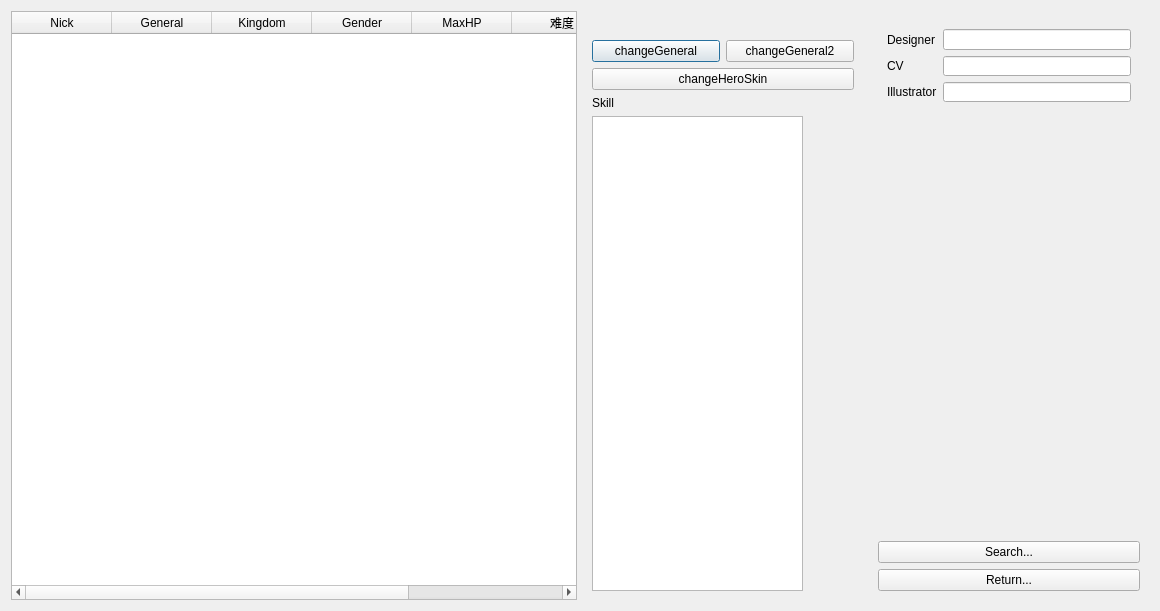
Old version of the form src/dialog/generaloverview.ui in the repository meng-long-shao-zhu/VupSlash_V0.
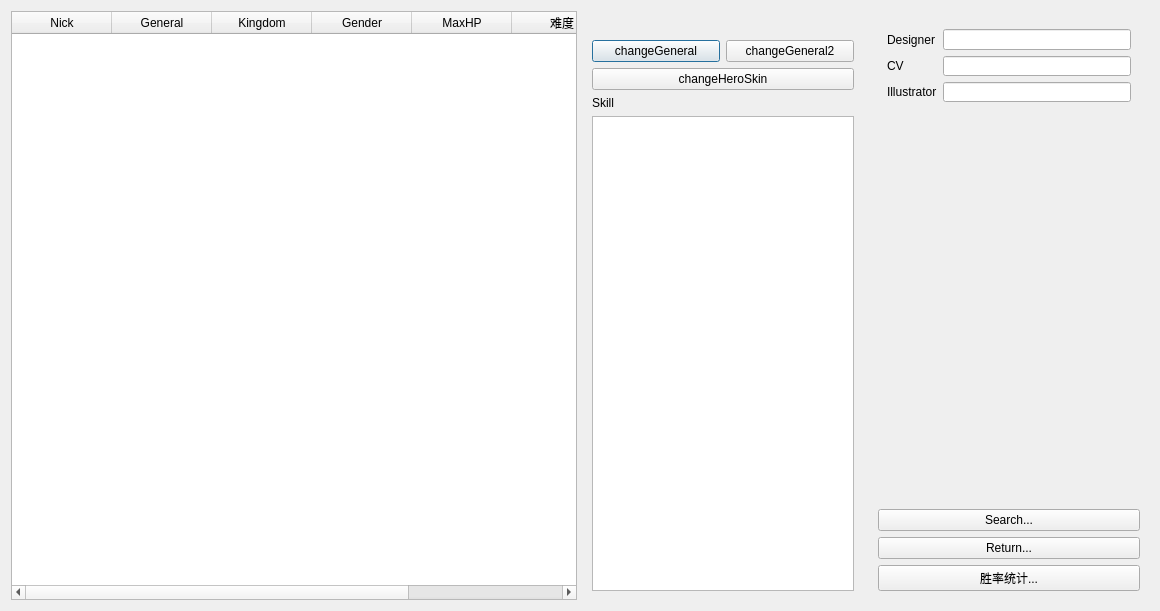
New version of the form. Icons and pictures are not drawn.

What changed in the file:
```diff
--- a/src/dialog/generaloverview.ui
+++ b/src/dialog/generaloverview.ui
@@ -85,7 +85,7 @@
      <item>
       <widget class="QFrame" name="frame">
        <layout class="QVBoxLayout" name="verticalLayout_2">
-        <item>
+        <item alignment="Qt::AlignHCenter">
          <widget class="QLabel" name="generalPhoto">
           <property name="text">
            <string/>
@@ -138,9 +138,15 @@
         </item>
         <item>
          <widget class="QTextEdit" name="skillTextEdit">
+          <property name="minimumSize">
+           <size>
+            <width>211</width>
+            <height>0</height>
+           </size>
+          </property>
           <property name="maximumSize">
            <size>
-            <width>211</width>
+            <width>9999</width>
             <height>16777215</height>
            </size>
           </property>
@@ -250,7 +256,7 @@
              <x>0</x>
              <y>0</y>
              <width>271</width>
-             <height>397</height>
+             <height>362</height>
             </rect>
            </property>
           </widget>
@@ -270,6 +276,13 @@
           </property>
          </widget>
         </item>
+        <item>
+         <widget class="QPushButton" name="winrateButton">
+          <property name="text">
+           <string>胜率统计...</string>
+          </property>
+         </widget>
+        </item>
        </layout>
       </widget>
      </item>
```
Left out of the diff: 6 changed lines with no effect on the pictures.
